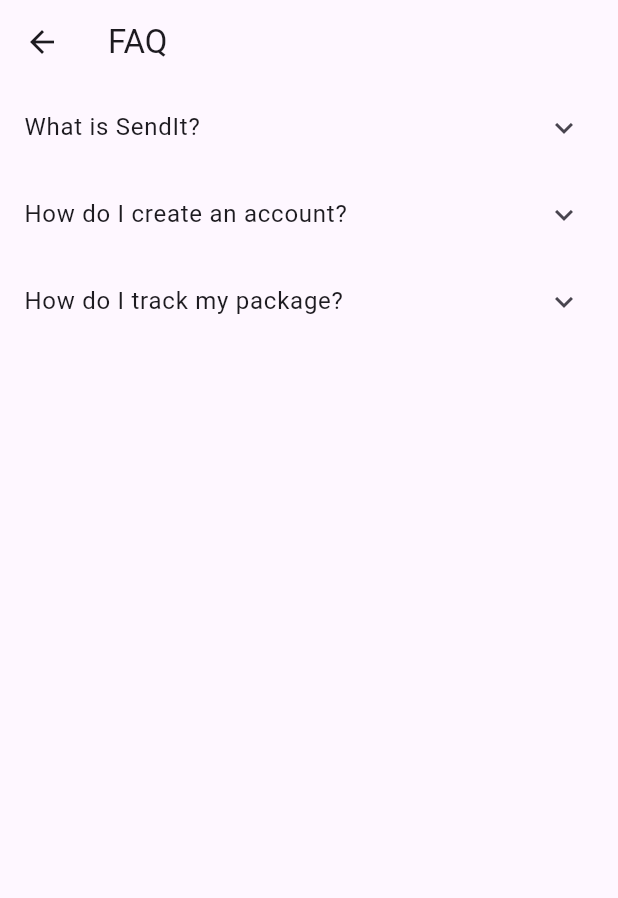
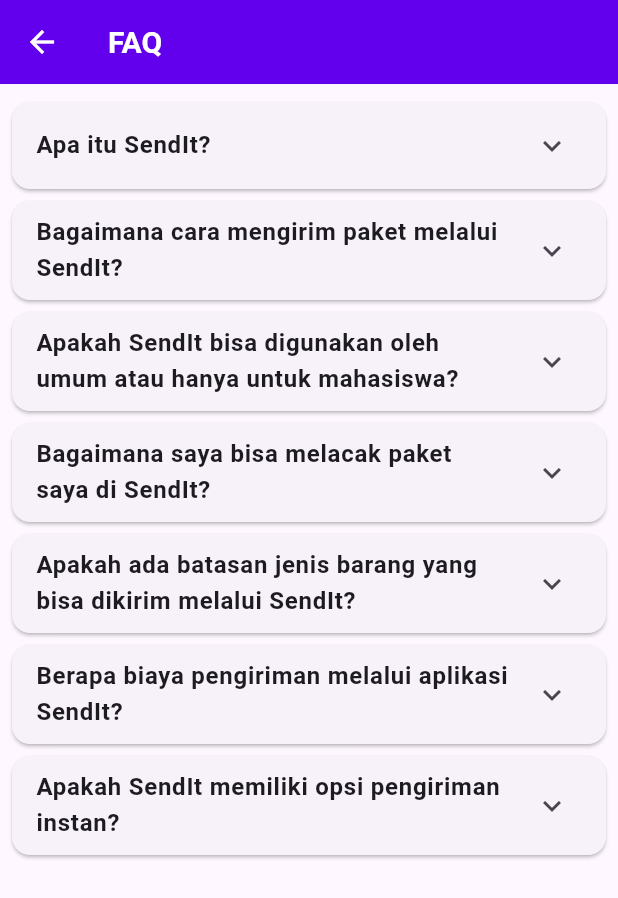
Before and after one commit to Nizar-Rasyiid/sendit_mobile, a Flutter app: the FAQPage screen opened by its route, on a phone screen of 412 x 824 dp. Shown: the top 898 px of the screen. Run offline on Flutter 3.47's test engine with Material 3 defaults, Android fonts, the phone set to English and light mode, and no system bars.

Commit message:
FAQ Page

```diff
--- a/lib/FAQ/faqPage.dart
+++ b/lib/FAQ/faqPage.dart
@@ -8,6 +8,10 @@ class MyApp extends StatelessWidget {
   @override
   Widget build(BuildContext context) {
     return MaterialApp(
+      theme: ThemeData(
+        primarySwatch: Colors.blue,
+        visualDensity: VisualDensity.adaptivePlatformDensity,
+      ),
       home: FAQPage(),
     );
   }
@@ -16,19 +20,41 @@ class MyApp extends StatelessWidget {
 class FAQPage extends StatelessWidget {
   final List<Map<String, String>> faqs = [
     {
-      "question": "What is SendIt?",
+      "question": "Apa itu SendIt?",
       "answer":
-          "SendIt is a mobile application for sending and receiving packages."
+          "SendIt adalah sebuah aplikasi mobile yang dirancang untuk memfasilitasi pengiriman dan penerimaan paket dengan mudah dan efisien. Dengan antarmuka yang intuitif, SendIt memberikan kemudahan bagi pengguna, khususnya mahasiswa di lingkungan kampus, dalam mengelola pengiriman barang. Aplikasi ini dilengkapi dengan fitur pelacakan, integrasi dengan jasa kurir terpercaya."
     },
     {
-      "question": "How do I create an account?",
+      "question": "Bagaimana cara mengirim paket melalui SendIt?",
       "answer":
-          "You can create an account by clicking on the 'Sign Up' button on the login screen."
+          "Anda dapat memilih layanan pengiriman yang diinginkan, memasukkan detail paket, dan melacak pengiriman dari aplikasi. Setelah paket diserahkan ke kurir, pengguna akan menerima notifikasi dan bisa memantau kiriman hingga sampai tujuan."
     },
     {
-      "question": "How do I track my package?",
+      "question":
+          "Apakah SendIt bisa digunakan oleh umum atau hanya untuk mahasiswa?",
       "answer":
-          "You can track your package by entering the tracking number in the 'Track Package' section."
+          "Aplikasi SendIt dirancang terutama untuk mahasiswa di lingkungan kampus, namun bisa juga digunakan oleh siapa saja di area sekitar kampus yang membutuhkan layanan pengiriman."
+    },
+    {
+      "question": "Bagaimana saya bisa melacak paket saya di SendIt?",
+      "answer":
+          "Fitur pelacakan di aplikasi SendIt memungkinkan Anda memantau status paket secara real-time. Setiap pembaruan status akan diinformasikan langsung melalui notifikasi aplikasi."
+    },
+    {
+      "question":
+          "Apakah ada batasan jenis barang yang bisa dikirim melalui SendIt?",
+      "answer":
+          "Ya, SendIt memiliki ketentuan terkait barang yang dapat dikirim. Barang-barang berbahaya atau ilegal tidak diperbolehkan, dan pengguna disarankan untuk memeriksa syarat dan ketentuan terkait batasan tersebut."
+    },
+    {
+      "question": "Berapa biaya pengiriman melalui aplikasi SendIt?",
+      "answer":
+          "Biaya pengiriman bervariasi tergantung jarak pengiriman, ukuran, dan berat paket. Informasi lebih lanjut dapat dilihat langsung di aplikasi sebelum melakukan pengiriman."
+    },
+    {
+      "question": "Apakah SendIt memiliki opsi pengiriman instan?",
+      "answer":
+          "Saat ini SendIt belum memiliki fitur tersebut, kedepannya akan kami kembangkan lagi."
     },
   ];
 
@@ -36,21 +62,44 @@ class FAQPage extends StatelessWidget {
   Widget build(BuildContext context) {
     return Scaffold(
       appBar: AppBar(
-        title: Text('FAQ'),
+        backgroundColor: const Color(0xFF6200EE),
+        title: Text(
+          'FAQ',
+          style: TextStyle(
+            fontSize: 20,
+            fontWeight: FontWeight.bold,
+            color: Colors.white,
           ),
-      body: ListView.builder(
+        ),
+        leading: IconButton(
+          icon: Icon(Icons.arrow_back, color: Colors.white),
+          onPressed: () {
+            Navigator.pop(context);
+          },
+        ),
+      ),
+      body: Padding(
+        padding: const EdgeInsets.all(8.0),
+        child: ListView.builder(
           itemCount: faqs.length,
           itemBuilder: (context, index) {
-          return ExpansionTile(
-            title: Text(faqs[index]['question']!),
+            return Card(
+              margin: const EdgeInsets.symmetric(vertical: 4.0),
+              child: ExpansionTile(
+                title: Text(
+                  faqs[index]['question']!,
+                  style: TextStyle(fontWeight: FontWeight.bold),
+                ),
                 children: <Widget>[
                   Padding(
-                padding: const EdgeInsets.all(16.0),
+                    padding: const EdgeInsets.all(8.0),
                     child: Text(faqs[index]['answer']!),
                   ),
                 ],
+              ),
             );
           },
+        ),
       ),
     );
   }
```
Lines whose indentation alone changed are shown as unchanged.
